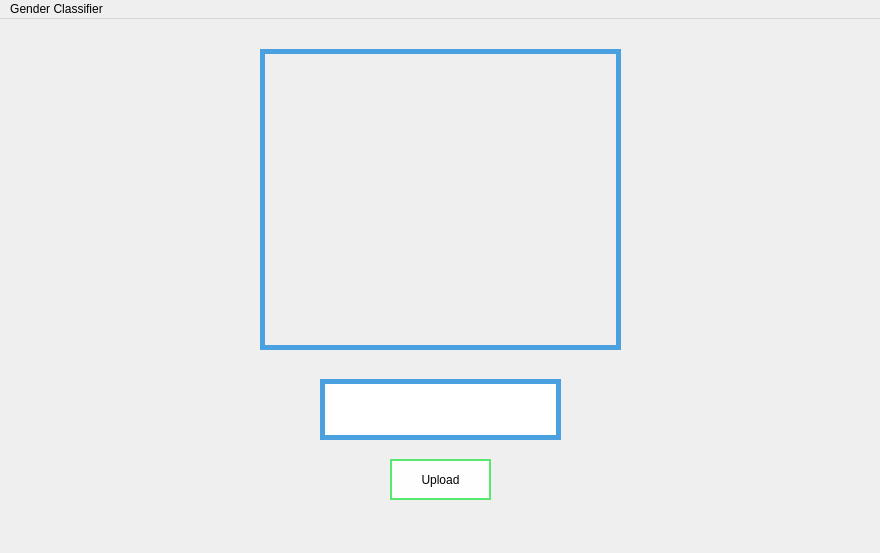
First picture: the form in src/upload.ui, repository salman98ansari/gender_rec_opencv, before the edit.
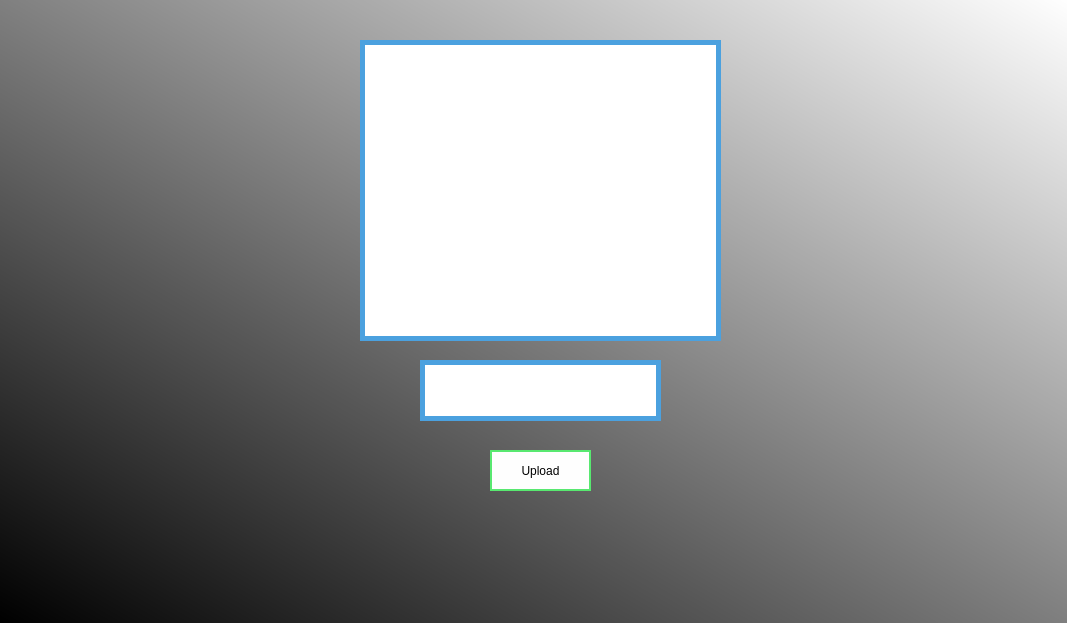
Second picture: the form after the edit.

Diff of the .ui file:
```diff
--- a/src/upload.ui
+++ b/src/upload.ui
@@ -6,19 +6,25 @@
    <rect>
     <x>0</x>
     <y>0</y>
-    <width>880</width>
-    <height>553</height>
+    <width>1067</width>
+    <height>623</height>
    </rect>
   </property>
   <property name="windowTitle">
    <string>Gender Classifier</string>
   </property>
+  <property name="autoFillBackground">
+   <bool>false</bool>
+  </property>
+  <property name="styleSheet">
+   <string notr="true">background-color: qlineargradient(spread:pad, x1:0, y1:1, x2:1, y2:0, stop:0 rgba(0, 0, 0, 255), stop:1 rgba(255, 255, 255, 255));</string>
+  </property>
   <widget class="QWidget" name="centralwidget">
    <widget class="QPushButton" name="upload">
     <property name="geometry">
      <rect>
-      <x>390</x>
-      <y>440</y>
+      <x>490</x>
+      <y>450</y>
       <width>101</width>
       <height>41</height>
      </rect>
@@ -43,14 +49,15 @@
    <widget class="QLabel" name="label">
     <property name="geometry">
      <rect>
-      <x>260</x>
-      <y>30</y>
+      <x>360</x>
+      <y>40</y>
       <width>361</width>
       <height>301</height>
      </rect>
     </property>
     <property name="styleSheet">
      <string notr="true">border: 5px solid #4ba1df;
+background-color: rgb(255, 255, 255);
 color:white;
 font-size:20px;</string>
     </property>
@@ -61,7 +68,7 @@
    <widget class="QTextBrowser" name="textBrowser">
     <property name="geometry">
      <rect>
-      <x>320</x>
+      <x>420</x>
       <y>360</y>
       <width>241</width>
       <height>61</height>
@@ -69,27 +76,12 @@
     </property>
     <property name="styleSheet">
      <string notr="true">border: 5px solid #4ba1df;
+background-color: rgb(255, 255, 255);
 color:black;
 font-size:20px;</string>
     </property>
    </widget>
   </widget>
-  <widget class="QMenuBar" name="menuBar">
-   <property name="geometry">
-    <rect>
-     <x>0</x>
-     <y>0</y>
-     <width>880</width>
-     <height>26</height>
-    </rect>
-   </property>
-   <widget class="QMenu" name="menuGender_Classifier">
-    <property name="title">
-     <string>Gender Classifier</string>
-    </property>
-   </widget>
-   <addaction name="menuGender_Classifier"/>
-  </widget>
   <action name="actionUpload_Image">
    <property name="text">
     <string>Upload Image</string>
```
